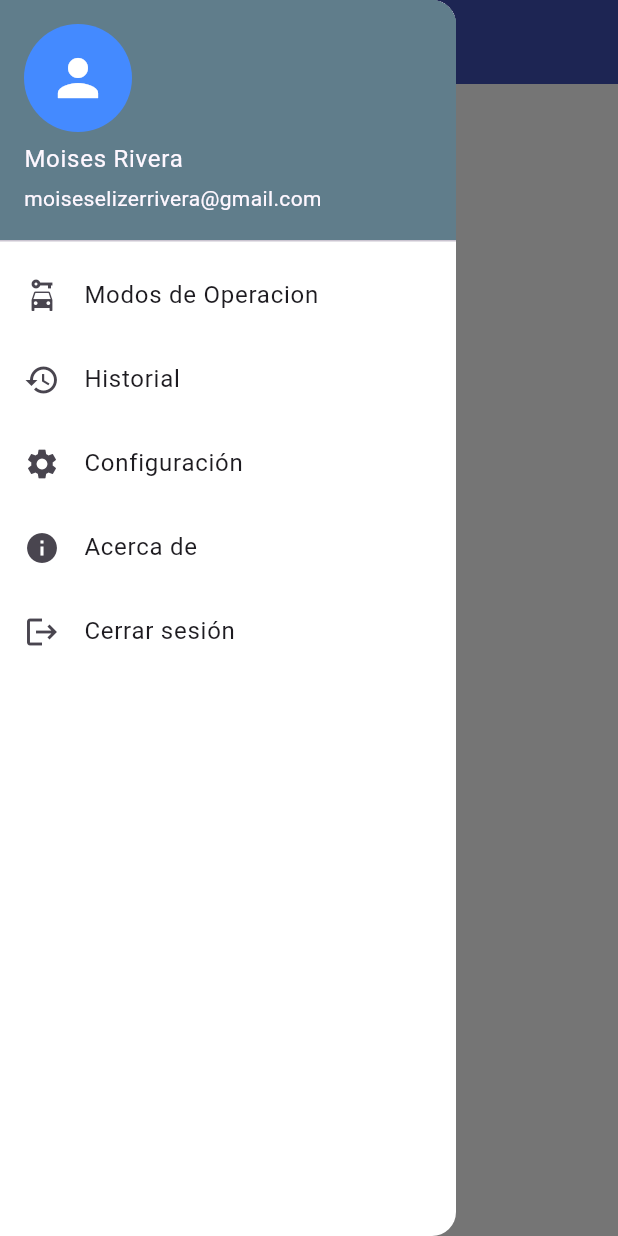
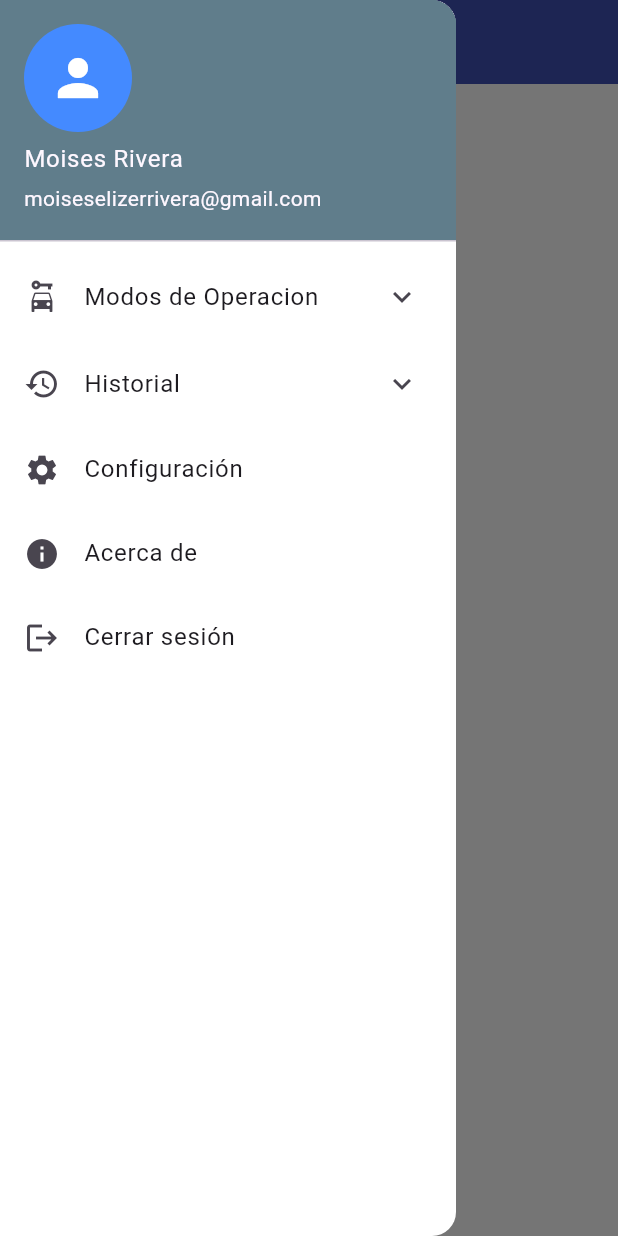
Before and after one commit to moises664/Tanari-App, a Flutter app: the screen it shows after launch, with the side drawer open, on a phone screen of 412 x 824 dp. Run offline on Flutter 3.47's test engine with Material 3 defaults, Android fonts, the light colour scheme and no system bars; our stand-ins replace device_info_plus, flutter_blue_plus, get, permission_handler.

Commit message:
Se agrego un submenu para poder selecionar los modos y el historial

```diff
--- a/lib/src/screens/home/home_screen.dart
+++ b/lib/src/screens/home/home_screen.dart
@@ -1,7 +1,6 @@
 import 'package:flutter/material.dart';
 import 'package:tanari_app/src/screens/menu/acerca_app.dart';
 import 'package:tanari_app/src/screens/menu/configuraciones_app.dart';
-import 'package:tanari_app/src/screens/menu/historial_app.dart';
 import 'package:tanari_app/src/screens/menu/ugv_tanari.dart';
 
 class HomeScreen extends StatelessWidget {
@@ -32,36 +31,78 @@ class HomeScreen extends StatelessWidget {
         backgroundColor: Colors.white,
         child: ListView(
           children: [
-            UserAccountsDrawerHeader(
-              decoration: const BoxDecoration(color: Colors.blueGrey),
-              accountName: const Text('Moises Rivera'),
-              accountEmail: const Text('moiseselizerrivera@gmail.com'),
-              currentAccountPicture: const CircleAvatar(
+            const UserAccountsDrawerHeader(
+              decoration: BoxDecoration(color: Colors.blueGrey),
+              accountName: Text('Moises Rivera'),
+              accountEmail: Text('moiseselizerrivera@gmail.com'),
+              currentAccountPicture: CircleAvatar(
                 backgroundColor: Colors.blueAccent,
-                // foregroundImage: AssetImage(''), // Proporcionar la ruta de la imagen
-                child: Icon(Icons.person,
-                    size: 40, color: Colors.white), // Ejemplo de placeholder
+                child: Icon(Icons.person, size: 40, color: Colors.white),
               ),
             ),
-            ListTile(
+            ExpansionTile(
               leading: const Icon(Icons.car_rental),
               title: const Text('Modos de Operacion'),
+              children: <Widget>[
+                ListTile(
+                  title: const Text('Monitoreo del Dispositivo Portatil'),
                   onTap: () {
+                    // Navegar a la pantalla de Monitoreo
+                    Navigator.pop(context); // Cierra el drawer
+                    // Navigator.push(context, MaterialPageRoute(builder: (context) => const MonitoreoScreen()));
+                  },
+                ),
+                ListTile(
+                  title: const Text('Control UGV'),
+                  onTap: () {
+                    // Navegar a la pantalla de Control UGV
+                    Navigator.pop(context); // Cierra el drawer
                     Navigator.push(
                       context,
-                  MaterialPageRoute(builder: (context) => const UgvTanari()),
+                      MaterialPageRoute(
+                          builder: (context) => const UgvTanari()),
                     );
                   },
                 ),
                 ListTile(
+                  title: const Text('Acople'),
+                  onTap: () {
+                    // Navegar a la pantalla de Acople
+                    Navigator.pop(context); // Cierra el drawer
+                    // Navigator.push(context, MaterialPageRoute(builder: (context) => const AcopleScreen()));
+                  },
+                ),
+              ],
+            ),
+            ExpansionTile(
               leading: const Icon(Icons.history),
               title: const Text('Historial'),
+              children: <Widget>[
+                ListTile(
+                  title: const Text('Historial de Monitoreo'),
                   onTap: () {
-                Navigator.push(
-                  context,
-                  MaterialPageRoute(builder: (context) => const HistorialApp()),
-                );
+                    // Navegar al historial de monitoreo
+                    Navigator.pop(context); // Cierra el drawer
+                    // Navigator.push(context, MaterialPageRoute(builder: (context) => const HistorialMonitoreoScreen()));
                   },
+                ),
+                ListTile(
+                  title: const Text('Rutas'),
+                  onTap: () {
+                    // Navegar al historial de rutas
+                    Navigator.pop(context); // Cierra el drawer
+                    // Navigator.push(context, MaterialPageRoute(builder: (context) => const HistorialRutasScreen()));
+                  },
+                ),
+                ListTile(
+                  title: const Text('Ubicación'),
+                  onTap: () {
+                    // Navegar al historial de ubicación
+                    Navigator.pop(context); // Cierra el drawer
+                    // Navigator.push(context, MaterialPageRoute(builder: (context) => const HistorialUbicacionScreen()));
+                  },
+                ),
+              ],
             ),
             ListTile(
               leading: const Icon(Icons.settings),
@@ -95,5 +136,3 @@ class HomeScreen extends StatelessWidget {
         ),
       );
 }
-
-class LedControlScreen {}
```
Lines whose indentation alone changed are shown as unchanged.
